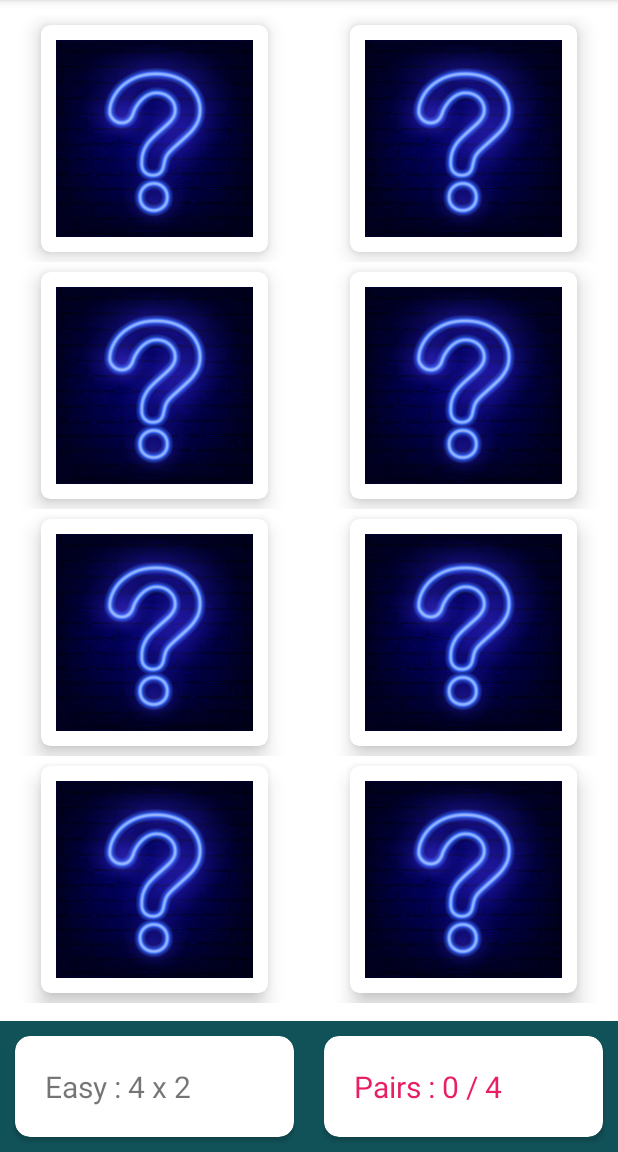
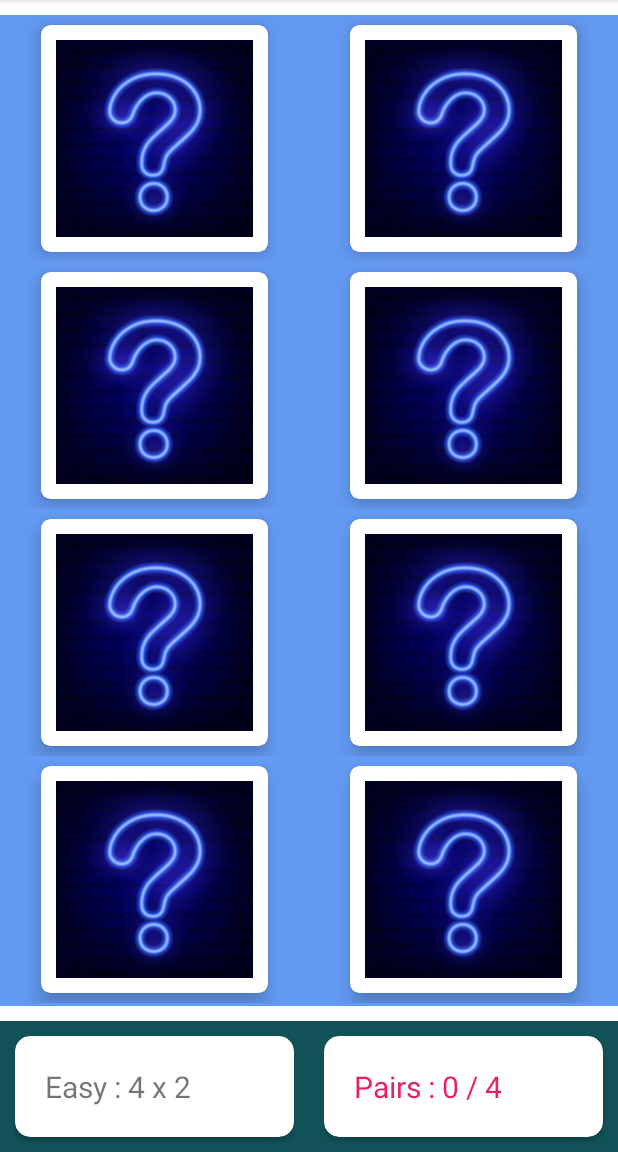
Before and after one commit to davidctn/MixAndMatch, an Android app: the screen it shows after launch (MainActivity), on a phone screen of 412 x 824 dp, the part 84-1236 px from its top. Run offline under Robolectric (Android 15) with nearby library versions, the phone set to English and light mode, and no system bars; libraries missing offline, so code that uses them is left out: com.github.jinatonic.confetti.

Commit message:
Added Drawable Shape

```diff
--- /dev/null
+++ b/MyGame/app/src/main/res/drawable/background.xml
@@ -0,0 +1,8 @@
+<?xml version="1.0" encoding="utf-8"?>
+<selector xmlns:android="http://schemas.android.com/apk/res/android">
+<item>
+    <shape android:shape="rectangle">
+<solid android:color="#639af2"></solid>
+    </shape>
+</item>
+</selector>
--- a/MyGame/app/src/main/res/layout/activity_main.xml
+++ b/MyGame/app/src/main/res/layout/activity_main.xml
@@ -57,6 +57,7 @@
     <androidx.recyclerview.widget.RecyclerView
         android:id="@+id/rvGameBoard"
         android:layout_width="0dp"
+        android:background="@drawable/background"
         android:layout_height="0dp"
         android:layout_marginTop="10dp"
         android:layout_marginBottom="10dp"
```
